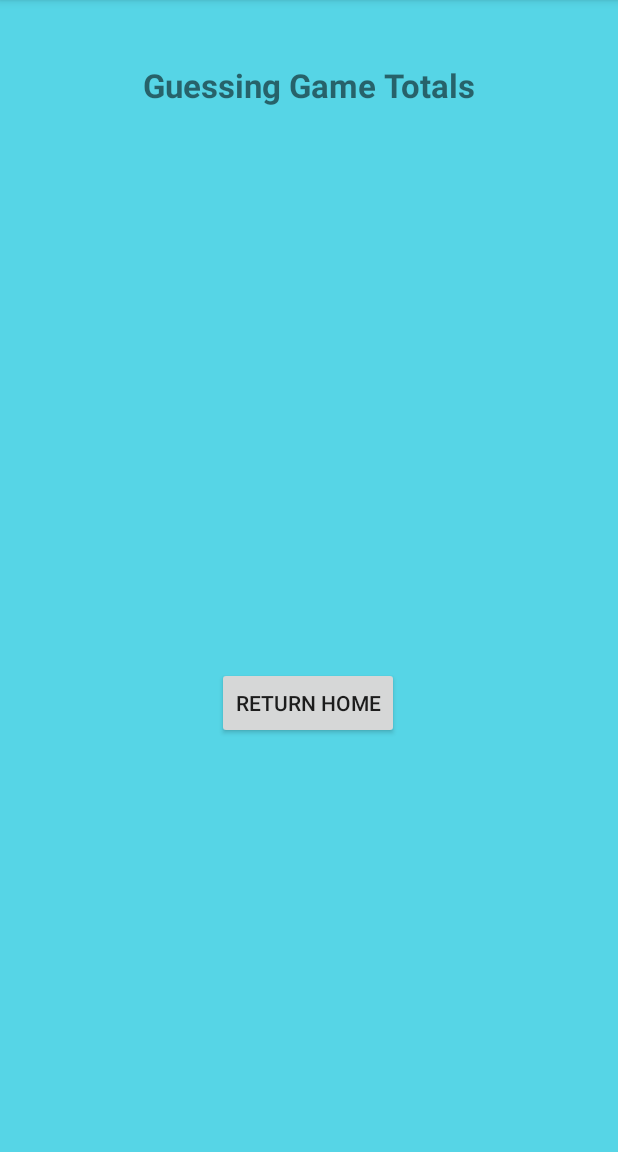
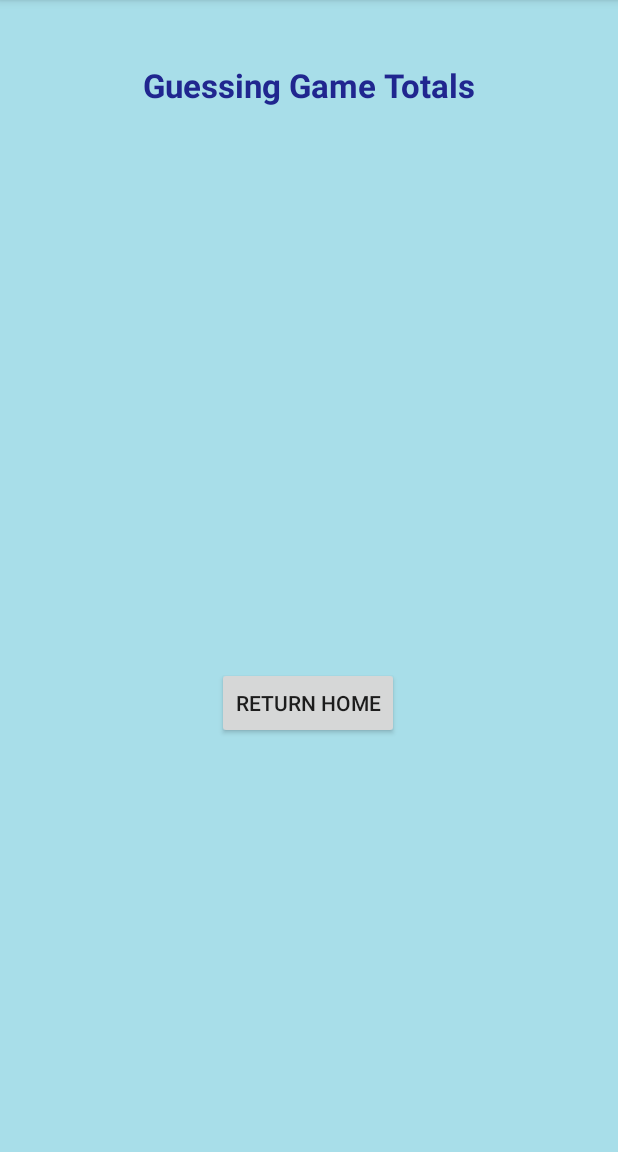
Before and after one commit to gcdistlerranken/Guess02, an Android app: the screen it shows after launch (GameTotalsActivity), after a tap on "TOTALS", on a phone screen of 412 x 824 dp, the part 84-1236 px from its top. Run offline under Robolectric (Android 15) with nearby library versions, the phone set to English and light mode, and no system bars; 1 statement that could not run was skipped.

Commit message:
Updated Homework #2: Guess02 App

```diff
--- a/app/src/main/java/com/google/distlergrace/guess02/MainActivity.java
+++ b/app/src/main/java/com/google/distlergrace/guess02/MainActivity.java
@@ -43,9 +43,9 @@ public class MainActivity extends AppCompatActivity
     int numberOfGames;
     boolean keepGoing;
     boolean activeGame;
-    static int totalWows;
-    static int totalAvgs;
-    static int totalNovs;
+    int totalWows;
+    int totalAvgs;
+    int totalNovs;
 
 
     @Override
@@ -118,18 +118,18 @@ public class MainActivity extends AppCompatActivity
             public void onClick(View v)
             {
                 //Create A Bundle Object
-                Bundle totalExtras = new Bundle();
+                Bundle extras = new Bundle();
 
                 //Add 'Wows', 'Avgs', & 'Novs' To Bundle
-                totalExtras.putInt("totalWows", totalWows);
-                totalExtras.putInt("totalAvgs", totalAvgs);
-                totalExtras.putInt("totalNovs", totalNovs);
+                extras.putInt("totalWows", totalWows);
+                extras.putInt("totalAvgs", totalAvgs);
+                extras.putInt("totalNovs", totalNovs);
 
                 //Create & Initialize Intent
                 Intent intent =  new Intent(getApplicationContext(),GameTotalsActivity.class);
 
                 //Attach Bundle To Intent
-                intent.putExtras(totalExtras);
+                intent.putExtras(extras);
 
                 //Start The Activity
                 startActivity(intent);
@@ -229,9 +229,9 @@ public class MainActivity extends AppCompatActivity
         {
             textViewResults.setText("You Guessed The Secret Number (" + randomNumber +
                                     " In " + attempts + " Guesses");
+            incrementAppropriateCounter();
             activeGame = false;
             keepGoing = false;
-            incrementAppropriateCounter();
             buttonRank.setEnabled(true);
             newGame();
         }
--- a/app/src/main/res/layout/activity_game_totals.xml
+++ b/app/src/main/res/layout/activity_game_totals.xml
@@ -4,7 +4,7 @@
     xmlns:tools="http://schemas.android.com/tools"
     android:layout_width="match_parent"
     android:layout_height="match_parent"
-    android:background="#56D5E6"
+    android:background="#A8DEE9"
     tools:context=".GameTotalsActivity">
 
     <TextView
@@ -13,6 +13,7 @@
         android:layout_height="wrap_content"
         android:text="@string/textViewTitleForGameTotals"
         android:textAlignment="center"
+        android:textColor="#20268F"
         android:textSize="22sp"
         android:textStyle="bold"
         app:layout_constraintBottom_toBottomOf="parent"
--- a/app/src/main/res/layout/activity_main.xml
+++ b/app/src/main/res/layout/activity_main.xml
@@ -4,7 +4,7 @@
     xmlns:tools="http://schemas.android.com/tools"
     android:layout_width="match_parent"
     android:layout_height="match_parent"
-    android:background="#56D5E6"
+    android:background="#A8DEE9"
     tools:context=".MainActivity">
 
     <TextView
@@ -13,6 +13,7 @@
         android:layout_height="wrap_content"
         android:text="@string/textViewTitleForGuess02"
         android:textAlignment="center"
+        android:textColor="#20268F"
         android:textSize="22sp"
         android:textStyle="bold"
         app:layout_constraintBottom_toBottomOf="parent"
--- a/app/src/main/res/layout/activity_rank.xml
+++ b/app/src/main/res/layout/activity_rank.xml
@@ -4,7 +4,7 @@
     xmlns:tools="http://schemas.android.com/tools"
     android:layout_width="match_parent"
     android:layout_height="match_parent"
-    android:background="#56D5E6"
+    android:background="#A8DEE9"
     tools:context=".RankActivity">
 
     <TextView
@@ -13,6 +13,7 @@
         android:layout_height="wrap_content"
         android:text="@string/textViewTitleForRankLevel"
         android:textAlignment="center"
+        android:textColor="#20268F"
         android:textSize="22sp"
         android:textStyle="bold"
         app:layout_constraintBottom_toBottomOf="parent"
```
